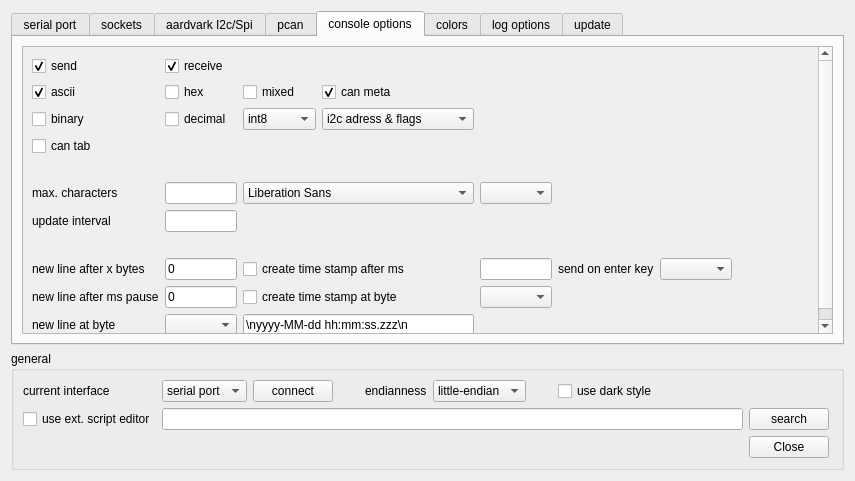
First picture: the form in ScriptCommunicator/settingsdialog.ui, repository szieke/ScriptCommunicator_serial-terminal, before the edit.
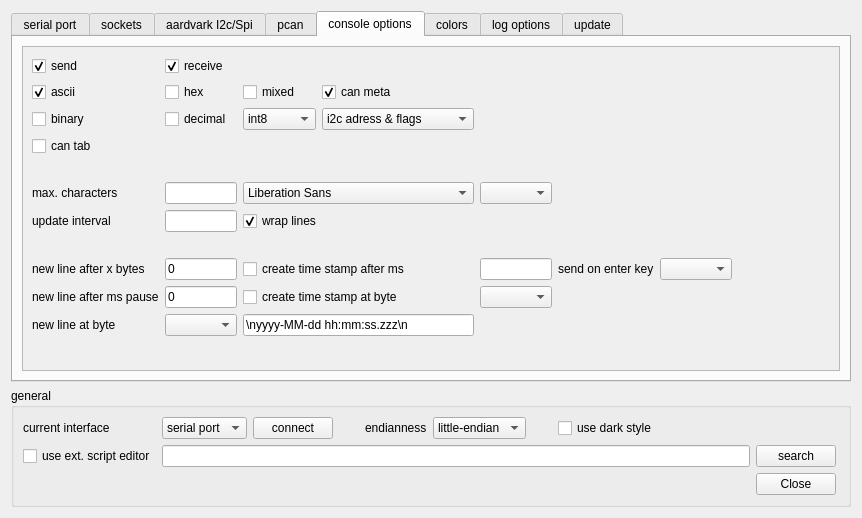
Second picture: the form after the edit. The open tabs and pages were chosen to show the change. Icons and pictures are not drawn. Custom widgets are drawn as their Qt base class.

Commit message: new console option: wrap lines

```diff
--- a/ScriptCommunicator/settingsdialog.ui
+++ b/ScriptCommunicator/settingsdialog.ui
@@ -6,8 +6,8 @@
    <rect>
     <x>0</x>
     <y>0</y>
-    <width>855</width>
-    <height>481</height>
+    <width>862</width>
+    <height>518</height>
    </rect>
   </property>
   <property name="sizePolicy">
@@ -2194,8 +2194,8 @@
            <rect>
             <x>0</x>
             <y>0</y>
-            <width>811</width>
-            <height>297</height>
+            <width>818</width>
+            <height>334</height>
            </rect>
           </property>
           <layout class="QGridLayout" name="gridLayout_9">
@@ -2780,6 +2780,19 @@
                </property>
               </spacer>
              </item>
+             <item row="9" column="2" colspan="3">
+              <widget class="QCheckBox" name="consoleWrapLinesCheckbox">
+               <property name="toolTip">
+                <string>wrap lines at the right console edge</string>
+               </property>
+               <property name="text">
+                <string>wrap lines</string>
+               </property>
+               <property name="checked">
+                <bool>true</bool>
+               </property>
+              </widget>
+             </item>
             </layout>
            </item>
           </layout>
```
Left out of the diff: 460 changed lines with no effect on the pictures. The commit also changes 5 other files.
